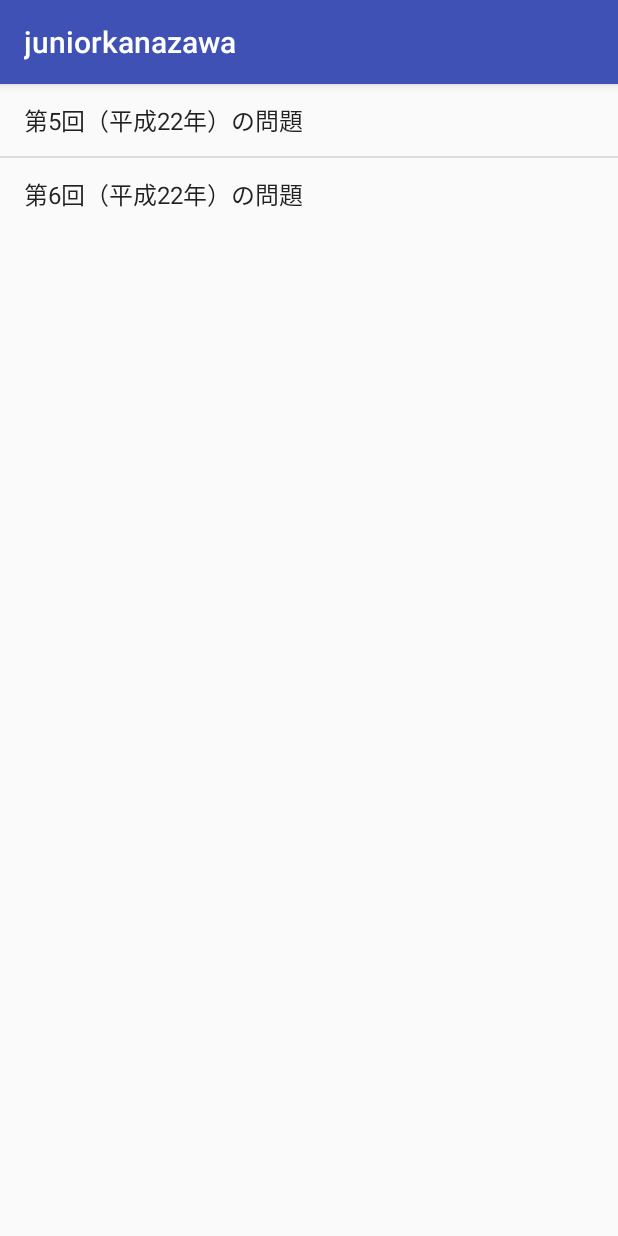
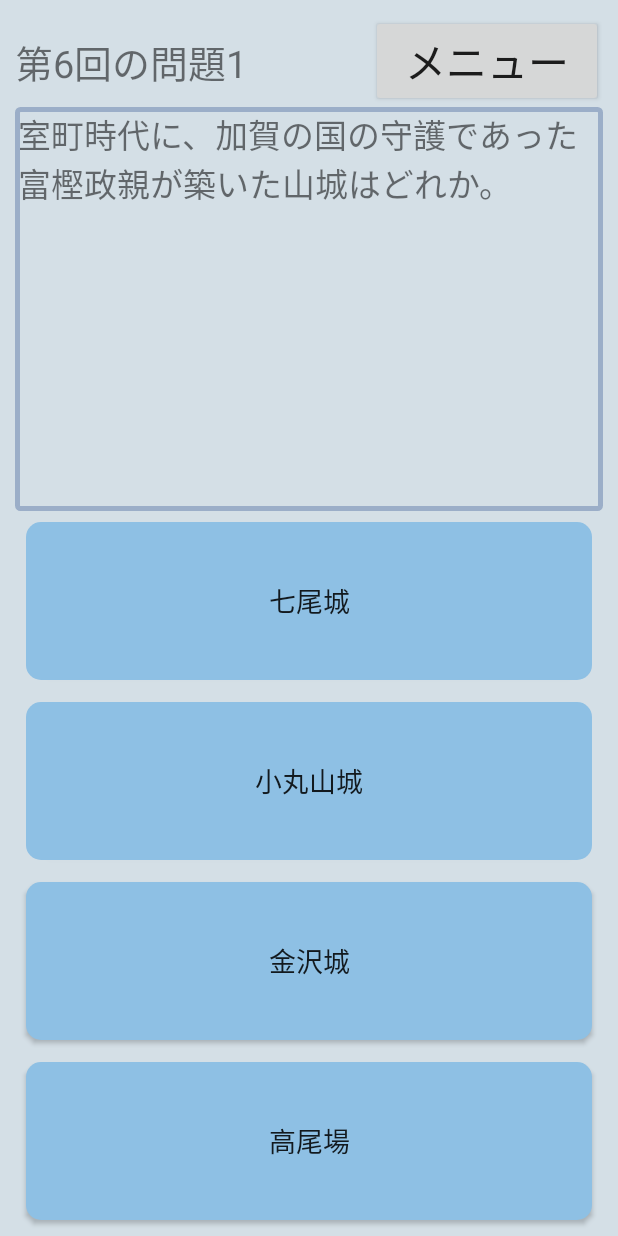
Before and after one commit to kiesproject/android-kanazawa-2016, an Android app: the QuizChoice screen opened directly, with no data from a screen before it, after a tap on "第6回（平成22年）の問題", on a phone screen of 412 x 824 dp. Run offline under Robolectric (Android 15) with nearby library versions, the phone set to English and light mode, and no system bars.

Commit message:
QuizActivityの改良

```diff
--- a/juniorkanazawa/app/src/main/AndroidManifest.xml
+++ b/juniorkanazawa/app/src/main/AndroidManifest.xml
@@ -23,6 +23,12 @@
             android:label="@string/title_activity_quiz"
             android:theme="@style/AppTheme.NoActionBar">
         </activity>
+
+        <activity
+            android:name=".QuizResult"
+            android:label="@string/app_name"
+            android:theme="@style/AppTheme.NoActionBar">
+        </activity>
     </application>
 
 </manifest>
--- a/juniorkanazawa/app/src/main/java/com/higamasa/juniorkanazawa/QuizActivity.java
+++ b/juniorkanazawa/app/src/main/java/com/higamasa/juniorkanazawa/QuizActivity.java
@@ -1,33 +1,132 @@
 package com.higamasa.juniorkanazawa;
 
+import com.higamasa.juniorkanazawa.entity.QuizEntity;
+import android.app.Activity;
 import android.content.Intent;
 import android.os.Bundle;
-import android.support.v7.app.AppCompatActivity;
-import android.util.Log;
+import android.view.View;
 import android.widget.Button;
 import android.widget.TextView;
-
 import java.util.ArrayList;
 
-import com.higamasa.juniorkanazawa.entity.QuizEntity;
+public class QuizActivity extends Activity implements View.OnClickListener {
+	ArrayList<QuizEntity> answerList;	//問題list
 
-public class QuizActivity extends AppCompatActivity {
-	//int correct = 0;		//正解数
+	private int correct = 0;		//正解数
+	private int nStatement = 0;		//statement番号
+
+	private String Answer;			//正解の文字列
+
+	private TextView Statement;
+	private TextView Title;
+
+	private Button FirstButton;
+	private Button SecondButton;
+	private Button ThirdButton;
+	private Button FourthButton;
 
 	@Override
 	protected void onCreate(Bundle savedInstanceState) {
 		super.onCreate(savedInstanceState);
 		setContentView(R.layout.content_quiz);
-		Intent intent = getIntent();
-		ArrayList<QuizEntity> answerlist = (ArrayList<QuizEntity>) intent.getSerializableExtra("all");
-//		answerlist = intent.getStringArrayListExtra("all");
-		Log.d("aaaaaa", String.format("%d", answerlist.get(0).getId()));
-		((TextView) findViewById(R.id.statement)).setText(answerlist.get(0).getStatement());
-		((TextView) findViewById(R.id.title)).setText(answerlist.get(0).getTitle());
-		((Button) findViewById(R.id.button0)).setText(answerlist.get(0).getFirst());
-		((Button) findViewById(R.id.button1)).setText(answerlist.get(0).getSecond());
-		((Button) findViewById(R.id.button2)).setText(answerlist.get(0).getThird());
-		((Button) findViewById(R.id.button3)).setText(answerlist.get(0).getFourth());
+
+		setQuestion(nStatement);
 	}
 
+	public void setQuestion(int sNumber){
+		Intent ArrayIntent = getIntent();
+		answerList = (ArrayList<QuizEntity>) ArrayIntent.getSerializableExtra("all");
+		String.format("%d", answerList.get(sNumber).getId());
+
+		Statement = (TextView)findViewById(R.id.statement);
+		Statement.setText(answerList.get(sNumber).getStatement());
+
+		Title = (TextView)findViewById(R.id.title);
+		Title.setText(answerList.get(sNumber).getTitle());
+
+		FirstButton = (Button) findViewById(R.id.button0);
+		FirstButton.setText(answerList.get(sNumber).getFirst());
+		SecondButton = (Button) findViewById(R.id.button1);
+		SecondButton.setText(answerList.get(sNumber).getSecond());
+		ThirdButton = (Button) findViewById(R.id.button2);
+		ThirdButton.setText(answerList.get(sNumber).getThird());
+		FourthButton = (Button) findViewById(R.id.button3);
+		FourthButton.setText(answerList.get(sNumber).getFourth());
+
+		int AnswerNumber = answerList.get(sNumber).getAnswer();
+		Answer = AnswerSelect(AnswerNumber);
+		FirstButton.setOnClickListener(new View.OnClickListener() {
+			@Override
+			public void onClick(View view) {
+				AnswerJudge(findViewById(R.id.button0));
+			}
+		});
+		SecondButton.setOnClickListener(new View.OnClickListener() {
+			@Override
+			public void onClick(View view) {
+				AnswerJudge(findViewById(R.id.button1));
+			}
+		});
+		ThirdButton.setOnClickListener(new View.OnClickListener() {
+			@Override
+			public void onClick(View view) {
+				AnswerJudge(findViewById(R.id.button2));
+			}
+		});
+		FourthButton.setOnClickListener(new View.OnClickListener() {
+			@Override
+			public void onClick(View view) {
+				AnswerJudge(findViewById(R.id.button3));
+			}
+		});
+	}
+
+	//正誤判定
+	public void AnswerJudge(View view){
+		if (((Button)view).getText().equals(Answer)){	//正解の時
+			correct++;
+			next(view);
+		}
+		else{		//不正解の時
+			next(view);
+		}
+	}
+
+	//正解の文字列取得
+	public String AnswerSelect(int aNumber){
+		String AnswerText = null;
+
+		switch(aNumber){
+			case 1:
+				AnswerText =  answerList.get(nStatement).getFirst();
+				break;
+			case 2:
+				AnswerText =  answerList.get(nStatement).getSecond();
+				break;
+			case 3:
+				AnswerText =  answerList.get(nStatement).getThird();
+				break;
+			case 4:
+				AnswerText =  answerList.get(nStatement).getFourth();
+				break;
+		}
+		return AnswerText;
+	}
+
+	public void next(View view){
+		++nStatement;
+		if(nStatement < answerList.size()){
+			setQuestion(nStatement);
+		}
+		else{
+			Intent CorrectIntent = new Intent(QuizActivity.this,QuizResult.class);
+			CorrectIntent.putExtra("correct",correct);
+			CorrectIntent.putExtra("nStatement",nStatement);
+			startActivity(CorrectIntent);
+		}
+	}
+
+	@Override
+	public void onClick(View view) {
+	}
 }
--- a/juniorkanazawa/app/src/main/java/com/higamasa/juniorkanazawa/QuizChoice.java
+++ b/juniorkanazawa/app/src/main/java/com/higamasa/juniorkanazawa/QuizChoice.java
@@ -10,10 +10,8 @@ import android.view.View;
 import android.widget.AdapterView;
 import android.widget.ArrayAdapter;
 import android.widget.ListView;
-
 import com.higamasa.juniorkanazawa.entity.QuizEntity;
 import com.higamasa.juniorkanazawa.repository.QuizRepository;
-
 import java.util.ArrayList;
 import java.util.Collection;
 import java.util.Collections;
@@ -22,8 +20,8 @@ import java.util.List;
 /**
  * Created by banjousyunsuke on 2016/12/02.
  */
+
 public class QuizChoice extends AppCompatActivity{
-
     @Override
     protected void onCreate(@Nullable Bundle savedInstanceState) {
         super.onCreate(savedInstanceState);
@@ -34,15 +32,13 @@ public class QuizChoice extends AppCompatActivity{
 //        quizList = repository.getQuizList();
         repository.loadQuiz();
 //        Log.d("year", String.valueOf(repository));
-         final ArrayList<YearQuiz> yearList = repository.getQuizList();
+        final ArrayList<YearQuiz> yearList = repository.getQuizList();
 //        if(yearList.isEmpty()){
 //            Log.d("QuizList","isEmpty");
 //        } else {
 //            Log.d("QuizList", ""+yearList.size());
 //        }
 //        Log.d("QuizList", ""+yearList.size());
-
-
         String[] data = new String[yearList.size()];
 //        String[] data = (String[]) quizList.toArray(new String[0]);
 //        for (String str : data) {
@@ -59,13 +55,16 @@ public class QuizChoice extends AppCompatActivity{
             public void onItemClick(AdapterView<?> parent , View view, int position, long l) {
                 ListView listView = (ListView) parent;
                 Intent intent = new Intent(QuizChoice.this,QuizActivity.class);
-//  yearList.get(position).quizzes;
+                intent.putExtra("all",yearList.get(position).getQuizzes());
+//                Bundle bundle = new Bundle();
+                startActivity(intent);
+                //  yearList.get(position).quizzes;
             }
         });
 //            @Override
 //            public void onItemClick(AdapterView<?> parent, View view,int position,long id) {
 //
 //            }
+//
     }
-
 }
--- a/juniorkanazawa/app/src/main/java/com/higamasa/juniorkanazawa/YearQuiz.java
+++ b/juniorkanazawa/app/src/main/java/com/higamasa/juniorkanazawa/YearQuiz.java
@@ -1,14 +1,12 @@
 package com.higamasa.juniorkanazawa;
 
 import com.higamasa.juniorkanazawa.entity.QuizEntity;
-
 import java.io.Serializable;
 import java.util.ArrayList;
-
 /**
  * Created by banjousyunsuke on 2016/12/27.
  */
-public class YearQuiz {
+public class YearQuiz implements Serializable {
     public ArrayList<QuizEntity> quizzes = new ArrayList<>();
     private int year;
     private String year_str;
--- a/juniorkanazawa/app/src/main/java/com/higamasa/juniorkanazawa/entity/QuizEntity.java
+++ b/juniorkanazawa/app/src/main/java/com/higamasa/juniorkanazawa/entity/QuizEntity.java
@@ -1,43 +1,86 @@
 package com.higamasa.juniorkanazawa.entity;
+
+import java.io.Serializable;
 
 /**
  * Created by banjousyunsuke on 2016/11/29.
  */
-public class QuizEntity {
 
+public class QuizEntity implements Serializable {
         private int id;
-
         private String statement;
         private String title;
         private String first;
         private String second;
         private String third;
         private String fourth;
-//        private String drawable;
         private int answer;
+//      private String drawable;
 
-        public int getId() {return id;}
-        public String getTitle(){return title;}
+        public int getId() {
+                return id;
+        }
 
-        public String getStatement(){return statement;}
-        public String getFirst(){return first;}
-        public String getSecond(){return second;}
-        public String getThird(){return third;}
-        public String getFourth(){return fourth;}
-//        public String getDrawable() {return drawable;}
-        public int getAnswer(){return answer;}
+        public String getTitle() {
+                return title;
+        }
 
+        public String getStatement() {
+                return statement;
+        }
 
-        public void setId(int id){this.id = id;}
-        public void setTitle(String title){this.title = title;}
+        public String getFirst() {
+                return first;
+        }
 
-        public void setStatement(String statement){this.statement = statement;}
-        public void setFirst(String first){this.first =first;}
-        public void setSecond(String second){this.second =second;}
-        public void setThird(String third){this.third =third;}
-        public void setFourth(String fourth){this.fourth =fourth;}
-//        public void setDrawable(String drawable){this.drawable =drawable;}
-        public void setAnswer(int answer){this.answer = answer;}
+        public String getSecond() {
+                return second;
+        }
 
+        public String getThird() {
+                return third;
+        }
 
+        public String getFourth() {
+                return fourth;
+        }
+
+        public int getAnswer() {
+                return answer;
+        }
+
+//      public String getDrawable() {return drawable;}
+
+        public void setId(int id) {
+                this.id = id;
+        }
+
+        public void setTitle(String title) {
+                this.title = title;
+        }
+
+        public void setStatement(String statement) {
+                this.statement = statement;
+        }
+
+        public void setFirst(String first) {
+                this.first = first;
+        }
+
+        public void setSecond(String second) {
+                this.second = second;
+        }
+
+        public void setThird(String third) {
+                this.third = third;
+        }
+
+        public void setFourth(String fourth) {
+                this.fourth = fourth;
+        }
+
+        //        public void setDrawable(String drawable){this.drawable =drawable;}
+        public void setAnswer(int answer) {
+                this.answer = answer;
+        }
 }
--- a/juniorkanazawa/app/src/main/java/com/higamasa/juniorkanazawa/repository/QuizRepository.java
+++ b/juniorkanazawa/app/src/main/java/com/higamasa/juniorkanazawa/repository/QuizRepository.java
@@ -2,33 +2,30 @@ package com.higamasa.juniorkanazawa.repository;
 
 import android.content.Context;
 import android.util.Log;
-
 import com.higamasa.juniorkanazawa.YearQuiz;
 import com.higamasa.juniorkanazawa.entity.QuizEntity;
-
 import org.json.JSONArray;
 import org.json.JSONException;
 import org.json.JSONObject;
-
 import java.io.IOException;
 import java.io.InputStream;
+import java.io.Serializable;
 import java.util.ArrayList;
 import java.util.Random;
 
 /**
  * Created by banjousyunsuke on 2016/11/29.
  */
-public class QuizRepository {
+
+public class QuizRepository implements Serializable {
     private Context mContext;
     //    private ArrayList<QuizEntity> mQuizList;
     private ArrayList<YearQuiz> allQuiz;
-
     public QuizRepository(Context context) {
 //        this.mQuizList = new ArrayList<>();
         this.allQuiz = new ArrayList<>();
         this.mContext = context;
     }
-
     public void loadQuiz() {
         try {
 //            InputStream inputStream = assetManager.open("junior1.json");
@@ -36,7 +33,6 @@ public class QuizRepository {
             JSONObject json = new JSONObject(jsonString).getJSONObject("catalog");
 //            JSONObject juniorArray = json.getJSONObject("junior");
             JSONArray yearsArray = json.getJSONArray("years");
-
 ////            for (int i = 0; i < juniorArray.length(); i++) {
             for (int j = 0; j < yearsArray.length(); j++) {
                 JSONObject yearObj = yearsArray.getJSONObject(j);
@@ -87,7 +83,6 @@ public class QuizRepository {
                     Log.d("category", (quizEntity.getFourth()));
 //                Log.d("category",(quizEntity.getDrawable()));
                     Log.d("category", String.valueOf(quizEntity.getAnswer()));
-
 //                Log.d("category",String.valueOf(quizEntity.getId()));
 //                Log.d("category",(quizEntity.getStatement()));
 //                Log.d("genre",String.valueOf(mQuizList.get(i).getId()));
@@ -101,7 +96,6 @@ public class QuizRepository {
             e.printStackTrace();
         }
     }
-
     //    public void loadShuffleQuiz() {
 //        try {
 ////            InputStream inputStream = assetManager.open("junior1.json");
@@ -138,11 +132,9 @@ public class QuizRepository {
 //            e.printStackTrace();
 //        }
 //    }
-
     public ArrayList<YearQuiz> getQuizList() {
         return allQuiz;
     }
-
     private String getStringFromAssets(String FileName) throws IOException {
         String file = "";
         InputStream inputstream = mContext.getAssets().open(FileName);
--- a/juniorkanazawa/app/src/main/res/layout/content_quiz.xml
+++ b/juniorkanazawa/app/src/main/res/layout/content_quiz.xml
@@ -47,15 +47,16 @@
         <LinearLayout
             android:orientation="vertical"
             android:layout_width="match_parent"
-            android:layout_height="match_parent"
-            android:layout_weight="20"
-            android:background="@drawable/grid">
+            android:layout_height="212dp"
+            android:background="@drawable/grid"
+            android:weightSum="1"
+            android:layout_weight="1.01">
             <TextView
                 android:layout_width="match_parent"
                 android:layout_height="wrap_content"
                 android:layout_alignParentTop="true"
                 android:id="@+id/statement"
-                android:layout_weight="1.85"
+                android:layout_weight="0.38"
                 android:text="この大会は、国民に希望をあたえることと、体育を純粋なスポーツにすることを目標に計画され、第２回大会が「初の地方大会」として1947年に石川県で開催されました。この大会をなんというでしょうか。"
                 android:textSize="22dp"
                 />
@@ -76,7 +77,7 @@
             android:textSize="18sp"
             android:layout_weight="1"
             android:background="@drawable/round_button"
-            android:layout_margin="3dp" />
+            android:layout_margin="7dp" />
         <Button
             android:text="②　全国高等学校総合体育大会"
             android:layout_width="match_parent"
@@ -85,7 +86,7 @@
             android:textSize="18sp"
             android:layout_weight="1"
             android:background="@drawable/round_button"
-            android:layout_margin="3dp"
+            android:layout_margin="7dp"
             android:textAppearance="@style/TextAppearance.AppCompat.Button" />
         <Button
             android:text="③　全日本学生選手権大会"
@@ -95,7 +96,7 @@
             android:textSize="18sp"
             android:layout_weight="1"
             android:background="@drawable/round_button"
-            android:layout_margin="3dp" />
+            android:layout_margin="7dp" />
         <Button
             android:text="④　国民体育大会"
             android:layout_width="match_parent"
@@ -104,6 +105,6 @@
             android:textSize="18sp"
             android:layout_weight="1"
             android:background="@drawable/round_button"
-            android:layout_margin="3dp" />
+            android:layout_margin="7dp" />
     </LinearLayout>
 </LinearLayout>
```
Also changed, not shown: juniorkanazawa/app/src/main/java/com/higamasa/juniorkanazawa/QuizResult.java (added, +41 -0 lines), juniorkanazawa/app/src/main/res/layout/resurt_quiz.xml (added, +57 -0 lines). Lines whose indentation alone changed are shown as unchanged.
